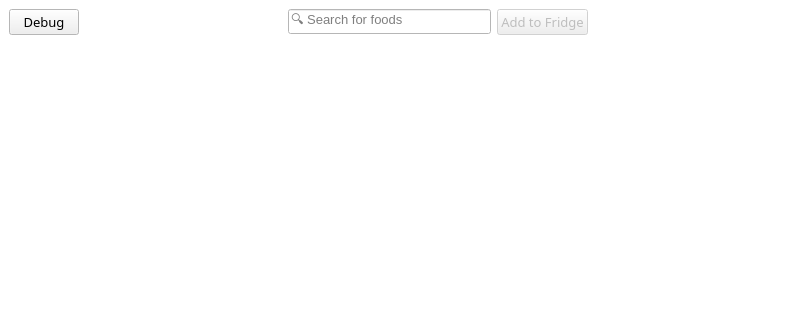
First picture: the form in ui/ui_searchwindow.ui, repository josh-minch/spartan, before the edit; both pictures show x 0 to 800 and y 0 to 320 of the 800 by 600 pixel window.
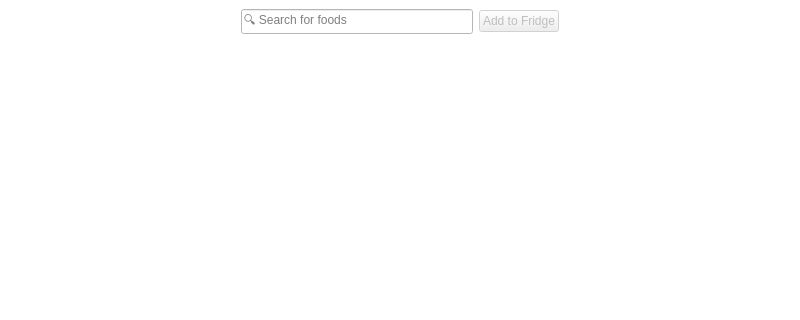
Second picture: the form after the edit. Icons and pictures are not drawn.

Commit message: Generalize font setting

What changed in the file:
```diff
--- a/ui/ui_searchwindow.ui
+++ b/ui/ui_searchwindow.ui
@@ -93,31 +93,6 @@
      <layout class="QVBoxLayout" name="verticalLayout">
       <item>
        <layout class="QHBoxLayout" name="horizontalLayout">
-        <item>
-         <widget class="QPushButton" name="debug_btn">
-          <property name="sizePolicy">
-           <sizepolicy hsizetype="Expanding" vsizetype="Fixed">
-            <horstretch>0</horstretch>
-            <verstretch>0</verstretch>
-           </sizepolicy>
-          </property>
-          <property name="maximumSize">
-           <size>
-            <width>70</width>
-            <height>16777215</height>
-           </size>
-          </property>
-          <property name="font">
-           <font>
-            <family>Segoe UI Semilight</family>
-            <pointsize>10</pointsize>
-           </font>
-          </property>
-          <property name="text">
-           <string>Debug</string>
-          </property>
-         </widget>
-        </item>
         <item>
          <spacer name="horizontalSpacer_4">
           <property name="orientation">
@@ -151,12 +126,6 @@
             <height>16777215</height>
            </size>
           </property>
-          <property name="font">
-           <font>
-            <family>Segoe UI Symbol</family>
-            <pointsize>10</pointsize>
-           </font>
-          </property>
           <property name="frame">
            <bool>true</bool>
           </property>
@@ -173,12 +142,6 @@
           <property name="enabled">
            <bool>false</bool>
           </property>
-          <property name="font">
-           <font>
-            <family>Segoe UI Semilight</family>
-            <pointsize>10</pointsize>
-           </font>
-          </property>
           <property name="text">
            <string>Add to Fridge</string>
           </property>
@@ -269,12 +232,6 @@
           </disabled>
          </palette>
         </property>
-        <property name="font">
-         <font>
-          <family>Segoe UI</family>
-          <pointsize>10</pointsize>
-         </font>
-        </property>
         <property name="styleSheet">
          <string notr="true"/>
         </property>
```
Left out of the diff: 1 changed line with no effect on the pictures. The commit also changes 25 other files.
